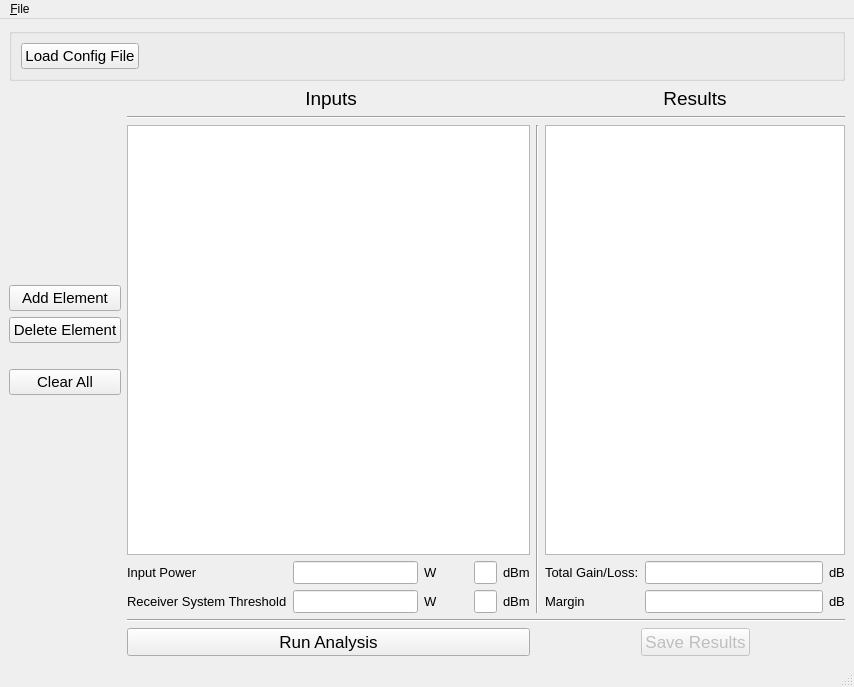
This is project/app/ui/main_window.ui in LMaiorano/Link-Budget-Toolbox as Qt 5 draws it before an edit. The edited form follows.
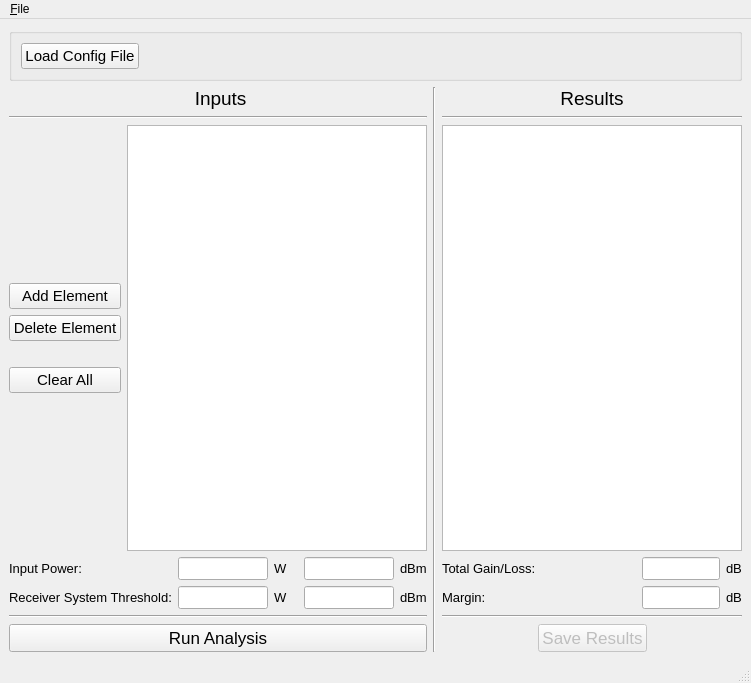
This is the edited form.

Commit message: updated validator to allow negative values

Diff of the .ui file:
```diff
--- a/project/app/ui/main_window.ui
+++ b/project/app/ui/main_window.ui
@@ -6,8 +6,8 @@
    <rect>
     <x>0</x>
     <y>0</y>
-    <width>803</width>
-    <height>687</height>
+    <width>749</width>
+    <height>683</height>
    </rect>
   </property>
   <property name="windowTitle">
@@ -54,24 +54,6 @@
     </item>
     <item>
      <layout class="QGridLayout" name="gridLayout">
-      <item row="5" column="1">
-       <widget class="QPushButton" name="btn_run_process">
-        <property name="minimumSize">
-         <size>
-          <width>200</width>
-          <height>0</height>
-         </size>
-        </property>
-        <property name="font">
-         <font>
-          <pointsize>13</pointsize>
-         </font>
-        </property>
-        <property name="text">
-         <string>Run Analysis</string>
-        </property>
-       </widget>
-      </item>
       <item row="5" column="3">
        <layout class="QHBoxLayout" name="horizontalLayout_2">
         <item>
@@ -133,14 +115,34 @@
         </property>
        </widget>
       </item>
-      <item row="1" column="1" colspan="3">
-       <widget class="Line" name="line">
-        <property name="orientation">
-         <enum>Qt::Horizontal</enum>
+      <item row="0" column="0" colspan="2">
+       <widget class="QLabel" name="lbl_elements">
+        <property name="sizePolicy">
+         <sizepolicy hsizetype="Preferred" vsizetype="Preferred">
+          <horstretch>0</horstretch>
+          <verstretch>0</verstretch>
+         </sizepolicy>
+        </property>
+        <property name="minimumSize">
+         <size>
+          <width>0</width>
+          <height>0</height>
+         </size>
+        </property>
+        <property name="font">
+         <font>
+          <pointsize>14</pointsize>
+         </font>
+        </property>
+        <property name="text">
+         <string> Inputs</string>
+        </property>
+        <property name="alignment">
+         <set>Qt::AlignCenter</set>
         </property>
        </widget>
       </item>
-      <item row="3" column="1">
+      <item row="3" column="0" colspan="2">
        <layout class="QGridLayout" name="gridLayout_3">
         <item row="1" column="4">
          <widget class="QLineEdit" name="txt_threshold_dbm">
@@ -162,7 +164,7 @@
            </font>
           </property>
           <property name="text">
-           <string>Input Power</string>
+           <string>Input Power:</string>
           </property>
           <property name="buddy">
            <cstring>txt_in_power_W</cstring>
@@ -201,7 +203,7 @@
            </font>
           </property>
           <property name="text">
-           <string>Receiver System Threshold</string>
+           <string>Receiver System Threshold:</string>
           </property>
           <property name="wordWrap">
            <bool>false</bool>
@@ -243,6 +245,12 @@
             <verstretch>0</verstretch>
            </sizepolicy>
           </property>
+          <property name="minimumSize">
+           <size>
+            <width>80</width>
+            <height>0</height>
+           </size>
+          </property>
           <property name="font">
            <font>
             <pointsize>10</pointsize>
@@ -262,14 +270,14 @@
         <item row="0" column="4">
          <widget class="QLineEdit" name="txt_in_power_dbm">
           <property name="sizePolicy">
-           <sizepolicy hsizetype="Expanding" vsizetype="Fixed">
+           <sizepolicy hsizetype="MinimumExpanding" vsizetype="Fixed">
             <horstretch>0</horstretch>
             <verstretch>0</verstretch>
            </sizepolicy>
           </property>
           <property name="minimumSize">
            <size>
-            <width>0</width>
+            <width>50</width>
             <height>0</height>
            </size>
           </property>
@@ -302,7 +310,7 @@
           </property>
           <property name="sizeHint" stdset="0">
            <size>
-            <width>30</width>
+            <width>10</width>
             <height>20</height>
            </size>
           </property>
@@ -310,6 +318,20 @@
         </item>
        </layout>
       </item>
+      <item row="1" column="3">
+       <widget class="Line" name="line_4">
+        <property name="orientation">
+         <enum>Qt::Horizontal</enum>
+        </property>
+       </widget>
+      </item>
+      <item row="4" column="3">
+       <widget class="Line" name="line_5">
+        <property name="orientation">
+         <enum>Qt::Horizontal</enum>
+        </property>
+       </widget>
+      </item>
       <item row="2" column="1">
        <widget class="QTableWidget" name="tbl_elements">
         <property name="sizePolicy">
@@ -320,7 +342,7 @@
         </property>
         <property name="minimumSize">
          <size>
-          <width>290</width>
+          <width>300</width>
           <height>0</height>
          </size>
         </property>
@@ -429,34 +451,14 @@
         </item>
        </layout>
       </item>
-      <item row="0" column="1">
-       <widget class="QLabel" name="lbl_elements">
-        <property name="sizePolicy">
-         <sizepolicy hsizetype="Preferred" vsizetype="Preferred">
-          <horstretch>0</horstretch>
-          <verstretch>0</verstretch>
-         </sizepolicy>
-        </property>
-        <property name="minimumSize">
-         <size>
-          <width>0</width>
-          <height>0</height>
-         </size>
-        </property>
-        <property name="font">
-         <font>
-          <pointsize>14</pointsize>
-         </font>
-        </property>
-        <property name="text">
-         <string> Inputs</string>
-        </property>
-        <property name="alignment">
-         <set>Qt::AlignCenter</set>
+      <item row="1" column="0" colspan="2">
+       <widget class="Line" name="line">
+        <property name="orientation">
+         <enum>Qt::Horizontal</enum>
         </property>
        </widget>
       </item>
-      <item row="4" column="1" colspan="3">
+      <item row="4" column="0" colspan="2">
        <widget class="Line" name="line_2">
         <property name="orientation">
          <enum>Qt::Horizontal</enum>
@@ -492,7 +494,7 @@
       </item>
       <item row="3" column="3">
        <layout class="QGridLayout" name="gridLayout_2">
-        <item row="0" column="2">
+        <item row="0" column="3">
          <widget class="QLabel" name="label_2">
           <property name="font">
            <font>
@@ -507,22 +509,7 @@
           </property>
          </widget>
         </item>
-        <item row="0" column="0">
-         <widget class="QLabel" name="label">
-          <property name="font">
-           <font>
-            <pointsize>10</pointsize>
-           </font>
-          </property>
-          <property name="text">
-           <string>Total Gain/Loss:</string>
-          </property>
-          <property name="buddy">
-           <cstring>txt_total</cstring>
-          </property>
-         </widget>
-        </item>
-        <item row="0" column="1">
+        <item row="0" column="2">
          <widget class="QLineEdit" name="txt_total">
           <property name="font">
            <font>
@@ -539,22 +526,7 @@
           </property>
          </widget>
         </item>
-        <item row="1" column="0">
-         <widget class="QLabel" name="label_4">
-          <property name="font">
-           <font>
-            <pointsize>10</pointsize>
-           </font>
-          </property>
-          <property name="text">
-           <string>Margin</string>
-          </property>
-          <property name="buddy">
-           <cstring>txt_margin</cstring>
-          </property>
-         </widget>
-        </item>
-        <item row="1" column="2">
+        <item row="1" column="3">
          <widget class="QLabel" name="label_6">
           <property name="font">
            <font>
@@ -569,7 +541,22 @@
           </property>
          </widget>
         </item>
-        <item row="1" column="1">
+        <item row="1" column="0">
+         <widget class="QLabel" name="label_4">
+          <property name="font">
+           <font>
+            <pointsize>10</pointsize>
+           </font>
+          </property>
+          <property name="text">
+           <string>Margin:</string>
+          </property>
+          <property name="buddy">
+           <cstring>txt_margin</cstring>
+          </property>
+         </widget>
+        </item>
+        <item row="1" column="2">
          <widget class="QLineEdit" name="txt_margin">
           <property name="font">
            <font>
@@ -581,9 +568,58 @@
           </property>
          </widget>
         </item>
+        <item row="0" column="0">
+         <widget class="QLabel" name="label">
+          <property name="font">
+           <font>
+            <pointsize>10</pointsize>
+           </font>
+          </property>
+          <property name="text">
+           <string>Total Gain/Loss:</string>
+          </property>
+          <property name="buddy">
+           <cstring>txt_total</cstring>
+          </property>
+         </widget>
+        </item>
+        <item row="0" column="1">
+         <spacer name="horizontalSpacer_4">
+          <property name="orientation">
+           <enum>Qt::Horizontal</enum>
+          </property>
+          <property name="sizeType">
+           <enum>QSizePolicy::MinimumExpanding</enum>
+          </property>
+          <property name="sizeHint" stdset="0">
+           <size>
+            <width>100</width>
+            <height>20</height>
+           </size>
+          </property>
+         </spacer>
+        </item>
        </layout>
       </item>
-      <item row="2" column="2" rowspan="2">
+      <item row="5" column="0" colspan="2">
+       <widget class="QPushButton" name="btn_run_process">
+        <property name="minimumSize">
+         <size>
+          <width>200</width>
+          <height>0</height>
+         </size>
+        </property>
+        <property name="font">
+         <font>
+          <pointsize>13</pointsize>
+         </font>
+        </property>
+        <property name="text">
+         <string>Run Analysis</string>
+        </property>
+       </widget>
+      </item>
+      <item row="0" column="2" rowspan="6">
        <widget class="Line" name="line_3">
         <property name="orientation">
          <enum>Qt::Vertical</enum>
@@ -599,7 +635,7 @@
     <rect>
      <x>0</x>
      <y>0</y>
-     <width>803</width>
+     <width>749</width>
      <height>21</height>
     </rect>
    </property>
```
The commit also changes 1 other file.
